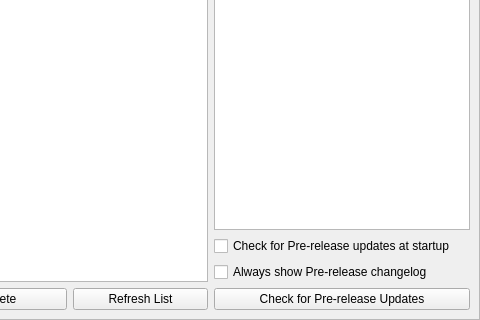
Before: the Qt Designer form src/qt_gui/version_dialog.ui in shadps4-emu/shadps4-qtlauncher, drawn with Qt 5; both pictures show x 220 to 700 and y 180 to 500 of the 700 by 500 pixel window.
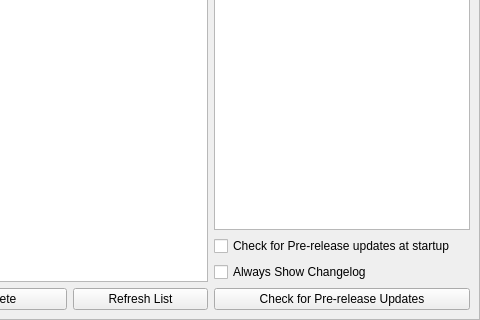
After: the same form once the commit is applied. Icons and pictures are not drawn.

```diff
--- a/src/qt_gui/version_dialog.ui
+++ b/src/qt_gui/version_dialog.ui
@@ -229,7 +229,7 @@
            <item>
             <widget class="QCheckBox" name="showChangelogCheckBox">
              <property name="text">
-              <string>Always show Pre-release changelog</string>
+              <string>Always Show Changelog</string>
              </property>
             </widget>
            </item>
```
